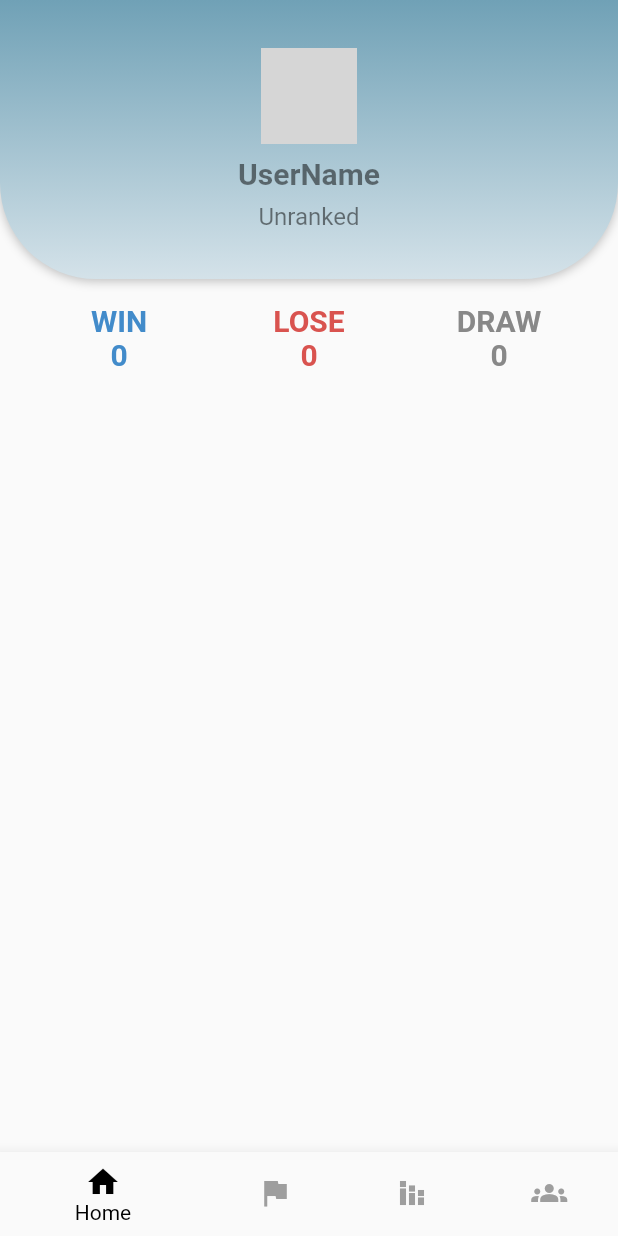
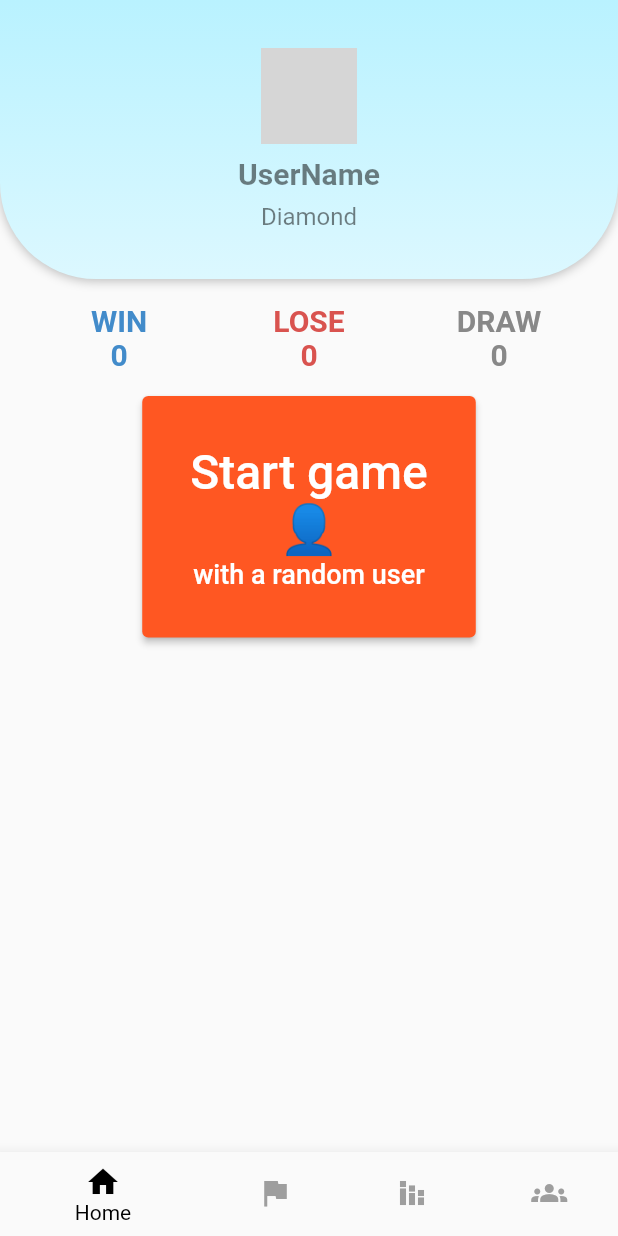
Before and after one commit to RoSPagram/RoSPagram_App, a Flutter app: the MainScreen screen opened directly, on a phone screen of 412 x 824 dp. Run offline on Flutter 3.47's test engine with Material 2 defaults, Android fonts, the phone set to English and light mode, and no system bars; our stand-ins replace webview_flutter; missing offline and left inert: webview_flutter_android, webview_flutter_wkwebview; network calls fail; grey boxes are pictures that could not be loaded.

Commit message:
Update home.dart : Created start button

```diff
--- a/lib/screens/home.dart
+++ b/lib/screens/home.dart
@@ -17,11 +17,40 @@ class _HomeState extends State<Home> {
         ProfileHeader(
           profileImgUrl: 'https://picsum.photos/200',
           userName: 'UserName',
-          userRank: 'Unranked',
+          userRank: 'Diamond',
         ),
         WinLossRecord(
           padding: EdgeInsets.all(16),
         ),
+        ElevatedButton(
+          onPressed: () {},
+          style: ElevatedButton.styleFrom(
+            padding: EdgeInsets.all(32),
+            primary: Colors.deepOrange,
+          ),
+          child: Column(
+            children: [
+              Text(
+                'Start game',
+                style: TextStyle(
+                  fontSize: 32,
+                ),
+              ),
+              Text(
+                '👤',
+                style: TextStyle(
+                  fontSize: 32,
+                ),
+              ),
+              Text(
+                'with a random user',
+                style: TextStyle(
+                  fontSize: 18,
+                ),
+              ),
+            ],
+          ),
+        )
       ],
     );
   }
```
